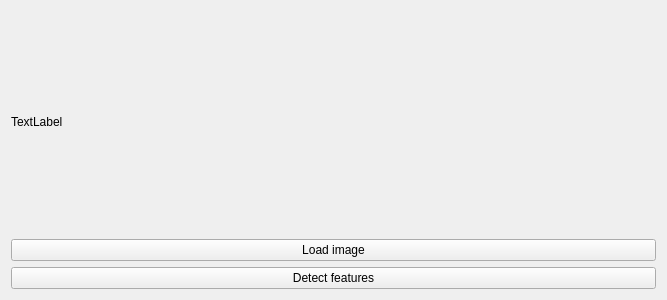
The window that Source/MainWindow/mainwindow.ui (Cambloid/clockwise) describes before a commit, drawn with Qt 5.
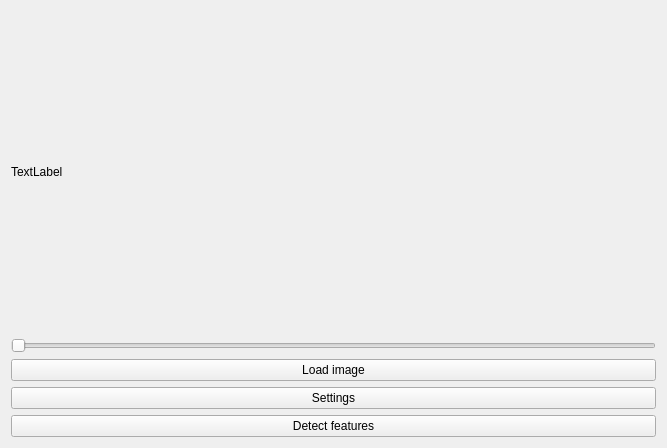
The same window after the commit.

```diff
--- a/Source/MainWindow/mainwindow.ui
+++ b/Source/MainWindow/mainwindow.ui
@@ -7,7 +7,7 @@
     <x>0</x>
     <y>0</y>
     <width>667</width>
-    <height>300</height>
+    <height>448</height>
    </rect>
   </property>
   <property name="windowTitle">
@@ -28,6 +28,13 @@
       </property>
      </widget>
     </item>
+    <item>
+     <widget class="QSlider" name="sldCurrentImage">
+      <property name="orientation">
+       <enum>Qt::Horizontal</enum>
+      </property>
+     </widget>
+    </item>
     <item>
      <widget class="QPushButton" name="btnLoadImage">
       <property name="text">
@@ -35,6 +42,13 @@
       </property>
      </widget>
     </item>
+    <item>
+     <widget class="QPushButton" name="btnSettings">
+      <property name="text">
+       <string>Settings</string>
+      </property>
+     </widget>
+    </item>
     <item>
      <widget class="QPushButton" name="btnDetectFeatures">
       <property name="text">
```
Left out of the diff: 4 changed lines with no effect on the pictures.
